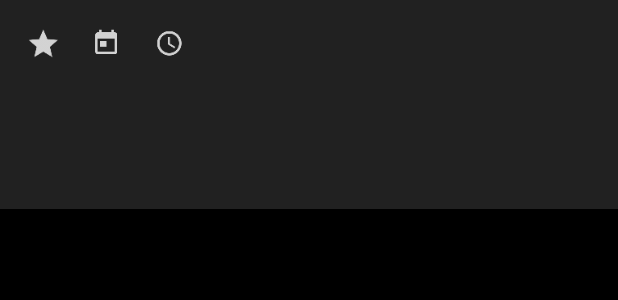
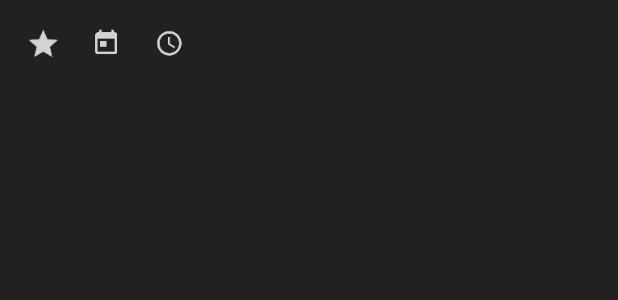
Before and after one commit to jbruckne/Last-Pick, an Android app: the layout fragment_new_movie.xml on its own in the app's theme, with its tools: preview values and no code run, on a phone screen of 412 x 824 dp. Shown: the top 300 px of the screen. Run offline under Robolectric (Android 15) with nearby library versions, the light colour scheme and no system bars.

Commit message:
Fix bg color to not change from card

```diff
--- a/app/src/main/res/layout/new_card_movie.xml
+++ b/app/src/main/res/layout/new_card_movie.xml
@@ -10,6 +10,7 @@
     android:layout_height="match_parent"
     app:cardBackgroundColor="@color/md_grey_900"
     app:cardCornerRadius="0dp"
+    app:cardElevation="0dp"
     tools:ignore="RtlSymmetry"
     >
 
--- a/app/src/main/res/values/styles.xml
+++ b/app/src/main/res/values/styles.xml
@@ -8,7 +8,7 @@
         <item name="colorPrimaryDark">@color/md_blue_grey_900</item>
         <item name="colorAccent">@color/md_blue_grey_500</item>
         <item name="android:textColorPrimary">@color/md_white_1000</item>
-        <item name="android:windowBackground">@android:color/background_dark</item>
+        <item name="android:windowBackground">@color/md_grey_900</item>
         <item name="android:windowNoTitle">true</item>
     </style>
 
```
